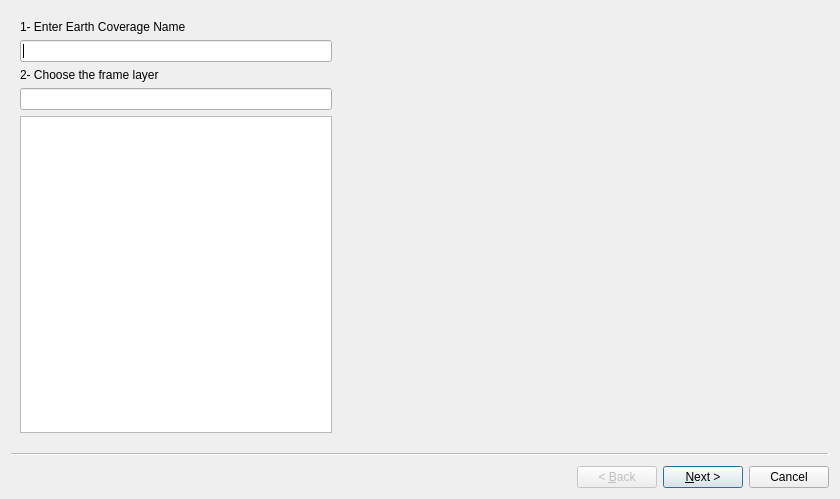
The window that ValidationTools/setupEarthCoverage.ui (dsgoficial/DsgTools) describes before a commit, drawn with Qt 5.
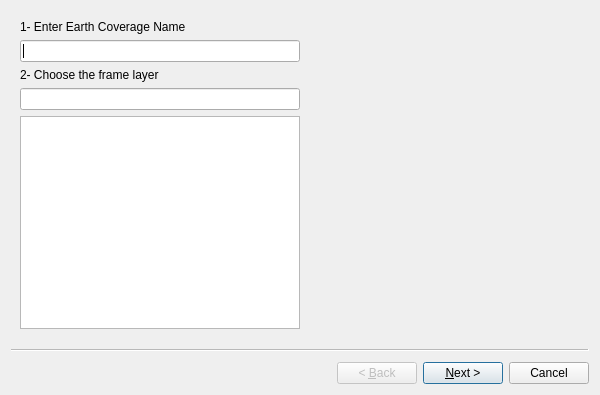
The same window after the commit. Custom widgets are drawn as their Qt base class.

The edit to the form file:
```diff
--- a/ValidationTools/setupEarthCoverage.ui
+++ b/ValidationTools/setupEarthCoverage.ui
@@ -6,10 +6,16 @@
    <rect>
     <x>0</x>
     <y>0</y>
-    <width>840</width>
-    <height>499</height>
+    <width>600</width>
+    <height>395</height>
    </rect>
   </property>
+  <property name="minimumSize">
+   <size>
+    <width>600</width>
+    <height>272</height>
+   </size>
+  </property>
   <property name="windowTitle">
    <string>Define earth coverage areas and lines</string>
   </property>
@@ -44,7 +50,7 @@
        <widget class="QLineEdit" name="filterLineEdit"/>
       </item>
       <item>
-       <widget class="QListView" name="listView"/>
+       <widget class="QListWidget" name="listWidget"/>
       </item>
      </layout>
     </item>
@@ -53,9 +59,12 @@
       <property name="orientation">
        <enum>Qt::Horizontal</enum>
       </property>
+      <property name="sizeType">
+       <enum>QSizePolicy::MinimumExpanding</enum>
+      </property>
       <property name="sizeHint" stdset="0">
        <size>
-        <width>488</width>
+        <width>50</width>
         <height>20</height>
        </size>
       </property>
```
Left out of the diff: 24 changed lines with no effect on the pictures.
